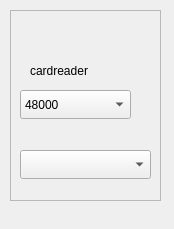
Old version of the form swreceiver/plugins/input/cardreader/widget.ui in the repository JvanKatwijk/sdr-j-sw.
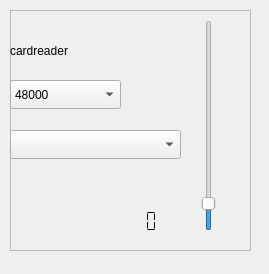
New version of the form.

```diff
--- a/swreceiver/plugins/input/cardreader/widget.ui
+++ b/swreceiver/plugins/input/cardreader/widget.ui
@@ -6,8 +6,8 @@
    <rect>
     <x>0</x>
     <y>0</y>
-    <width>174</width>
-    <height>229</height>
+    <width>269</width>
+    <height>274</height>
    </rect>
   </property>
   <property name="windowTitle">
@@ -18,8 +18,8 @@
     <rect>
      <x>10</x>
      <y>10</y>
-     <width>151</width>
-     <height>191</height>
+     <width>241</width>
+     <height>241</height>
     </rect>
    </property>
    <property name="frameShape">
@@ -31,9 +31,9 @@
    <widget class="QComboBox" name="cardSelector">
     <property name="geometry">
      <rect>
-      <x>10</x>
-      <y>140</y>
-      <width>131</width>
+      <x>0</x>
+      <y>120</y>
+      <width>171</width>
       <height>29</height>
      </rect>
     </property>
@@ -41,8 +41,8 @@
    <widget class="QLabel" name="label">
     <property name="geometry">
      <rect>
-      <x>20</x>
-      <y>40</y>
+      <x>0</x>
+      <y>20</y>
       <width>101</width>
       <height>41</height>
      </rect>
@@ -54,8 +54,8 @@
    <widget class="QComboBox" name="rateSelector">
     <property name="geometry">
      <rect>
-      <x>10</x>
-      <y>80</y>
+      <x>0</x>
+      <y>70</y>
       <width>111</width>
       <height>29</height>
      </rect>
@@ -76,6 +76,44 @@
      </property>
     </item>
    </widget>
+   <widget class="QSlider" name="gainSlider">
+    <property name="geometry">
+     <rect>
+      <x>190</x>
+      <y>10</y>
+      <width>18</width>
+      <height>211</height>
+     </rect>
+    </property>
+    <property name="value">
+     <number>10</number>
+    </property>
+    <property name="orientation">
+     <enum>Qt::Vertical</enum>
+    </property>
+   </widget>
+   <widget class="QLCDNumber" name="gainDisplay">
+    <property name="geometry">
+     <rect>
+      <x>100</x>
+      <y>200</y>
+      <width>64</width>
+      <height>23</height>
+     </rect>
+    </property>
+    <property name="frameShape">
+     <enum>QFrame::NoFrame</enum>
+    </property>
+    <property name="frameShadow">
+     <enum>QFrame::Plain</enum>
+    </property>
+    <property name="digitCount">
+     <number>3</number>
+    </property>
+    <property name="segmentStyle">
+     <enum>QLCDNumber::Flat</enum>
+    </property>
+   </widget>
   </widget>
  </widget>
  <resources/>
```
